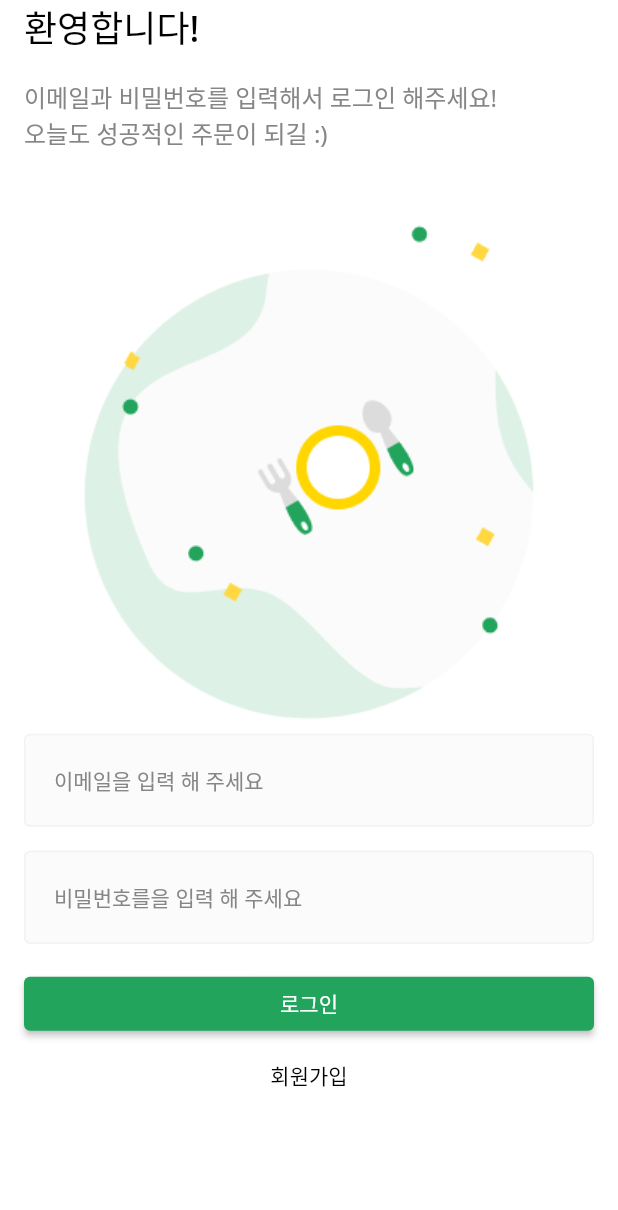
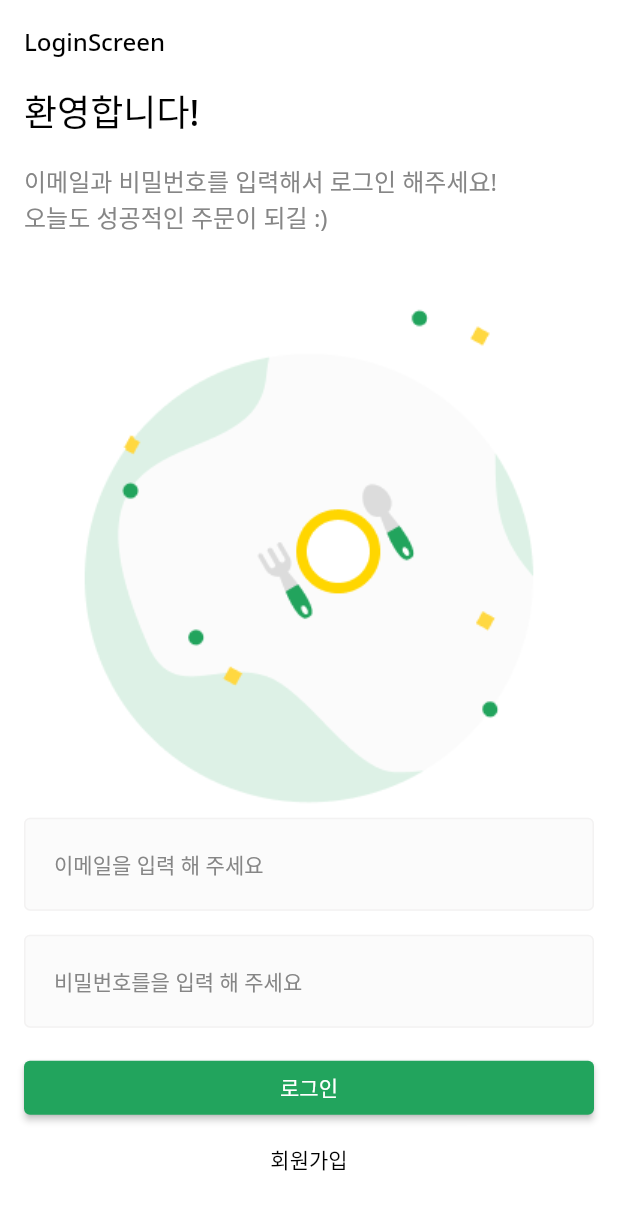
Before and after one commit to g9191hc/actual, a Flutter app: the screen it shows after launch, on a phone screen of 412 x 824 dp. Shown: the top 1210 px of the screen. Run offline on Flutter 3.47's test engine with Material 2 defaults, Android fonts, the phone set to English and light mode, and no system bars; our stand-ins replace dio, flutter_secure_storage.

Commit message:
앱바와 탭바 만들기

```diff
--- a/lib/common/layout/default_layout.dart
+++ b/lib/common/layout/default_layout.dart
@@ -3,10 +3,15 @@ import 'package:flutter/material.dart';
 class DefaultLayout extends StatelessWidget {
   final Color? backgroundColor;
   final Widget child;
+  final String title;
+  final Widget? bottomNavigationBar;
 
   const DefaultLayout({
     super.key,
-    required this.child, this.backgroundColor,
+    required this.child,
+    this.backgroundColor,
+    required this.title,
+    this.bottomNavigationBar,
   });
 
   @override
@@ -14,7 +19,28 @@ class DefaultLayout extends StatelessWidget {
     return Scaffold(
       //Scaffold기본색상이 흰 색이 아님(흰 색에 가까운 색). 이 프로젝트에서는 기본값으로 흰 색 지정
       backgroundColor: backgroundColor ?? Colors.white,
+      appBar: renderAppBar(),
       body: child,
+      bottomNavigationBar: bottomNavigationBar,
     );
   }
+
+  AppBar? renderAppBar() {
+    if (title == null) {
+      return null;
+    } else {
+      return AppBar(
+        backgroundColor: Colors.white,
+        elevation: 0,
+        title: Text(
+          title,
+          style: TextStyle(
+            fontSize: 16.0,
+            fontWeight: FontWeight.w500,
+          ),
+        ),
+        foregroundColor: Colors.black,
+      );
+    }
+  }
 }
--- a/lib/common/layout/splash_screen.dart
+++ b/lib/common/layout/splash_screen.dart
@@ -46,6 +46,7 @@ class _SplashScreenState extends State<SplashScreen> {
   Widget build(BuildContext context) {
     return DefaultLayout(
       backgroundColor: PRIMARY_COLOR,
+      title: 'SplashScreen',
       child: SizedBox(
         width: MediaQuery.of(context).size.width,
         child: Column(
--- a/lib/user/view/login_screen.dart
+++ b/lib/user/view/login_screen.dart
@@ -34,6 +34,7 @@ class _LoginScreenState extends State<LoginScreen> {
     final ip = Platform.isIOS ? simulatorIp : emulatorIp;
 
     return DefaultLayout(
+      title: 'LoginScreen',
       child: SingleChildScrollView(
         keyboardDismissBehavior: ScrollViewKeyboardDismissBehavior.onDrag,
         child: SafeArea(
```
Also changed, not shown: lib/common/view/root_tab.dart (+49 -1 lines).
